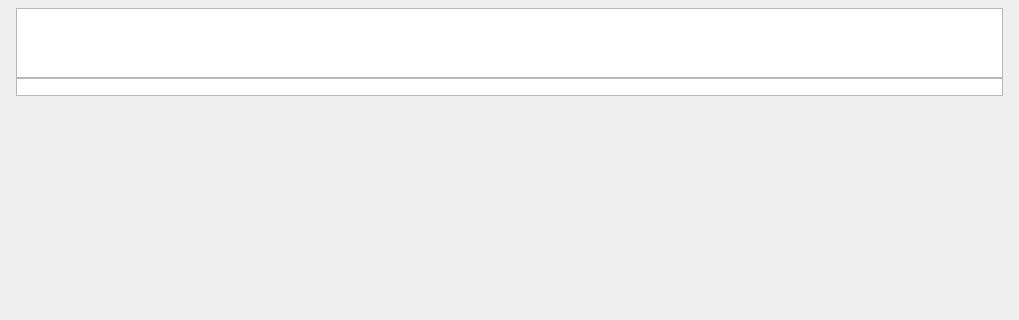
Old version of the form vms/client/nx_vms_client_desktop/src/nx/vms/client/desktop/settings/server/pages/poe_settings_widget.ui in the repository networkoptix/nx_open; both pictures show x 0 to 1019 and y 0 to 320 of the 1019 by 621 pixel window.
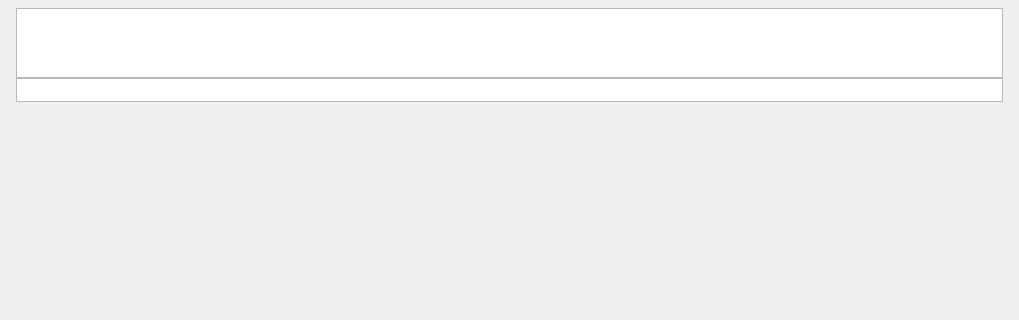
New version of the form. Custom widgets are drawn as their Qt base class.

Commit message:
VMS-CR-19991: Style fixes
<==== Mercurial data ====>
Branch: x_VMS_hanwha_nvr_integration

The edit to the form file:
```diff
--- a/vms/client/nx_vms_client_desktop/src/nx/vms/client/desktop/settings/server/pages/poe_settings_widget.ui
+++ b/vms/client/nx_vms_client_desktop/src/nx/vms/client/desktop/settings/server/pages/poe_settings_widget.ui
@@ -149,15 +149,21 @@
          <item>
           <widget class="nx::vms::client::desktop::settings::TotalsPoESettingsTableView" name="totalsTable">
            <property name="sizePolicy">
-            <sizepolicy hsizetype="Expanding" vsizetype="Expanding">
+            <sizepolicy hsizetype="Expanding" vsizetype="Minimum">
              <horstretch>0</horstretch>
              <verstretch>0</verstretch>
             </sizepolicy>
            </property>
+           <property name="minimumSize">
+            <size>
+             <width>0</width>
+             <height>24</height>
+            </size>
+           </property>
            <property name="maximumSize">
             <size>
              <width>16777215</width>
-             <height>18</height>
+             <height>24</height>
             </size>
            </property>
            <property name="contextMenuPolicy">
```
